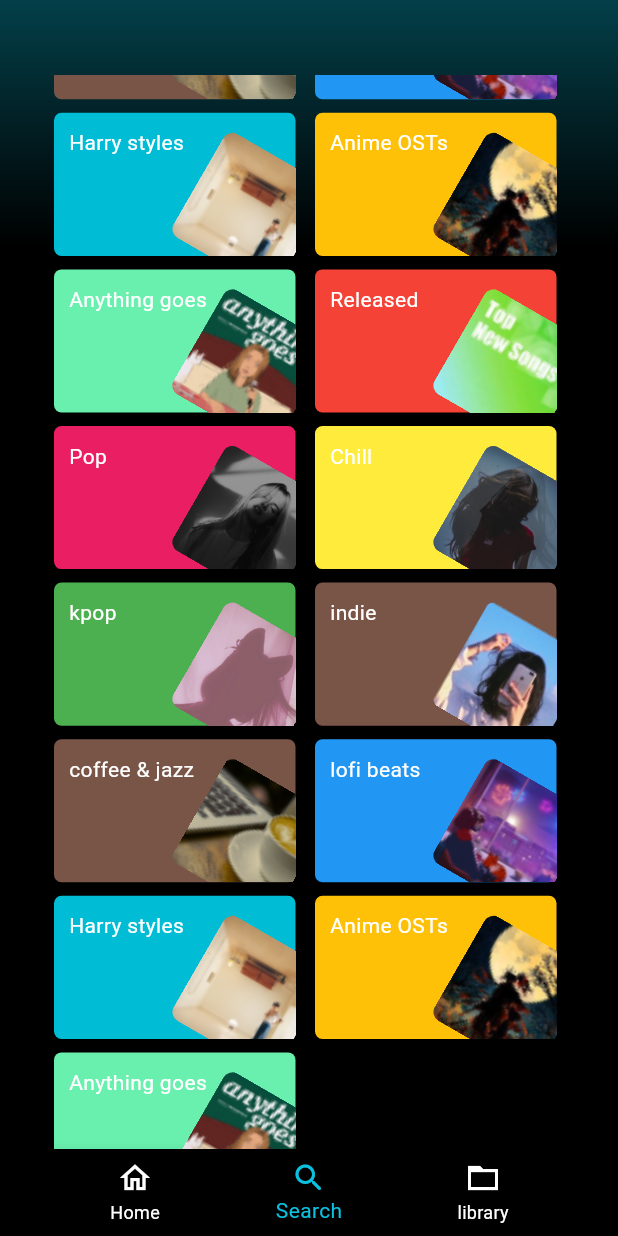
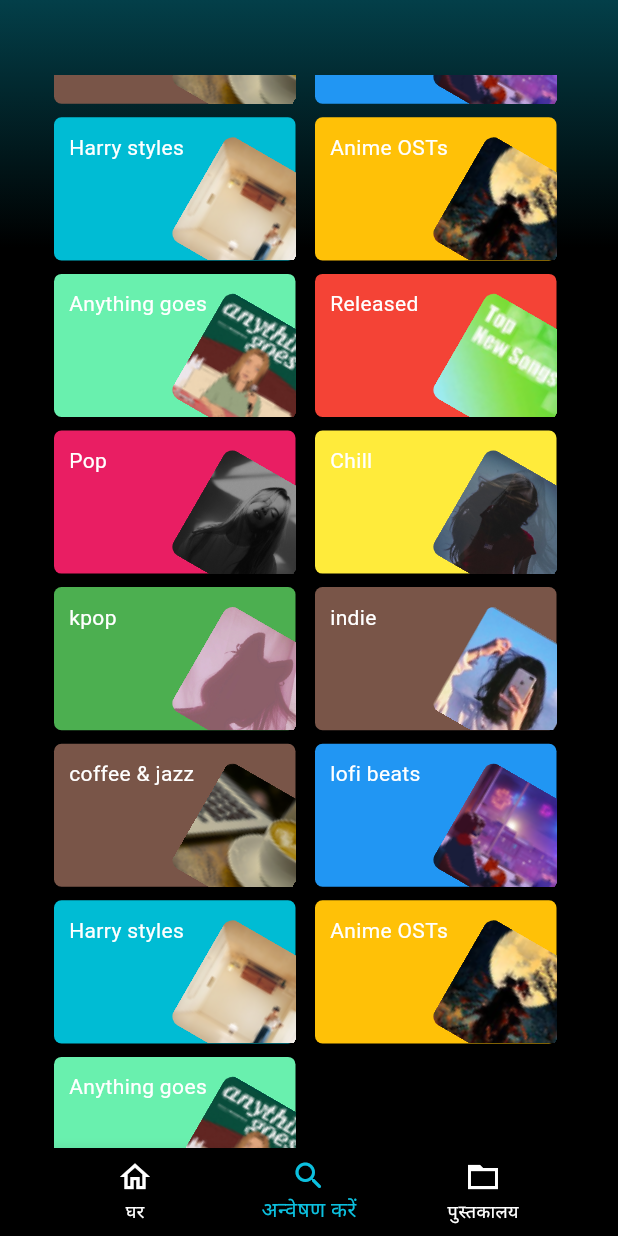
Before and after one commit to Yagna-gajjar/My_Music, a Flutter app: the MyNavigationBar screen opened directly, item 2 of the bottom bar chosen, scrolled down 576 dp, on a phone screen of 412 x 824 dp. Run offline on Flutter 3.47's test engine with Material 3 defaults, Android fonts, the phone set to English and light mode, and no system bars; our stand-ins replace carousel_slider, google_fonts, shared_preferences; accounts and stored records are empty; generated files the repository leaves out were written again.

Commit message:
added localization

```diff
--- /dev/null
+++ b/l10n.yaml
@@ -0,0 +1,3 @@
+arb-dir: lib/l10n
+template-arb-file: app_en.arb
+output-localization-file: app_localizations.dart
--- /dev/null
+++ b/lib/l10n/app_hi.arb
@@ -0,0 +1,26 @@
+{
+  "lan": "हिंदी",
+  "welcome_message": "musium में आपका स्वागत है",
+  "continue_listening": "सुनते रहिए",
+  "top_mixes": "आपके शीर्ष मिश्रण",
+  "recent_listening": "आपकी हाल की सुनवाई के आधार पर",
+  "home": "घर",
+  "explore": "अन्वेषण करें",
+  "library": "पुस्तकालय",
+  "search": "खोज",
+  "hint_of_search": "तुम क्या सुनना चाहते हो?",
+  "top_genres": "आपके शीर्ष शैलियाँ",
+  "browse_all": "सभी ब्राउज़ करें",
+  "your_library": "आपका पुस्तकालय",
+  "add_playlist": "नई प्लेलिस्ट जोड़ें",
+  "add_folder": "नई फोल्डर जोड़ें",
+  "liked": "आपकी पसंदीदा",
+  "folder": "फोल्डर",
+  "playlist": "प्लेलिस्ट",
+  "artists": "कलाकार",
+  "albums": "एल्बम",
+  "podcast": "पॉडकास्ट",
+  "show": "शो",
+  "sort_by": "क्रमबद्ध करें",
+  "recently_played": "हाल ही में बजाया गया"
+}
--- /dev/null
+++ b/lib/l10n/l10n.dart
@@ -0,0 +1,9 @@
+import 'dart:ui';
+
+class L10n {
+  static final all = {
+    const Locale('en'),
+    const Locale('hi'),
+    const Locale('gu'),
+  };
+}
--- a/lib/screens/Folder.dart
+++ b/lib/screens/Folder.dart
@@ -1,6 +1,7 @@
 import 'package:flutter/material.dart';
 import 'package:google_fonts/google_fonts.dart';
 import 'package:my_music/utils/app_colors.dart';
+import 'package:flutter_gen/gen_l10n/app_localizations.dart';
 
 class Folder extends StatefulWidget {
   const Folder({super.key});
@@ -43,7 +44,7 @@ class _FolderState extends State<Folder> {
                       Icons.add, color: AppColors.secondaryColor,
                     ),
                   ),
-                  Text("Add New Folder",
+                  Text(AppLocalizations.of(context)!.add_folder,
                     style: GoogleFonts.varelaRound(
                         color: AppColors.fourthColor,
                         fontSize: 15,
@@ -68,7 +69,7 @@ class _FolderState extends State<Folder> {
                           shape: BoxShape.circle
                       ),
                       child: const Icon(Icons.favorite_outline, color: AppColors.secondaryColor)),
-                  Text("Your Liked Playlist",
+                  Text(AppLocalizations.of(context)!.liked +" "+ AppLocalizations.of(context)!.playlist,
                       style: GoogleFonts.varelaRound(
                           color: AppColors.fourthColor,
                           fontSize: 15,
--- /dev/null
+++ b/lib/screens/LanguagesModel.dart
@@ -0,0 +1,5 @@
+class LanguageModel {
+  String welcome_message;
+
+  LanguageModel({required this.welcome_message});
+}
--- a/lib/screens/LibrabyPage.dart
+++ b/lib/screens/LibrabyPage.dart
@@ -4,6 +4,7 @@ import 'package:my_music/screens/Artists.dart';
 import 'package:my_music/screens/Folder.dart';
 import 'package:my_music/screens/Playlist.dart';
 import 'package:my_music/utils/app_colors.dart';
+import 'package:flutter_gen/gen_l10n/app_localizations.dart';
 
 class Library extends StatefulWidget {
   const Library({super.key});
@@ -14,7 +15,7 @@ class Library extends StatefulWidget {
 
 class _LibraryState extends State<Library> {
   List Catagory = [
-    {"name": "Folder"},
+    {"name": "folder"},
     {"name": "Playlist"},
     {"name": "Artists"},
     {"name": "Albums"},
@@ -57,7 +58,7 @@ class _LibraryState extends State<Library> {
                             fit: BoxFit.cover,
                           )),
                       Text(
-                        "Your Library",
+                        AppLocalizations.of(context)!.your_library,
                         style: GoogleFonts.varelaRound(
                             color: const Color(0xff0CC0DF),
                             fontSize: 25,
--- a/lib/screens/SearchPage.dart
+++ b/lib/screens/SearchPage.dart
@@ -1,9 +1,9 @@
 import 'dart:math';
 import 'package:flutter/material.dart';
 import 'package:google_fonts/google_fonts.dart';
-import 'package:flutter_sticky_widgets/flutter_sticky_widgets.dart';
 import 'package:my_music/screens/SecondSearchPage.dart';
 import 'package:my_music/utils/app_colors.dart';
+import 'package:flutter_gen/gen_l10n/app_localizations.dart';
 
 class SearchPage extends StatefulWidget {
   const SearchPage({super.key});
@@ -24,7 +24,11 @@ class _SearchPageState extends State<SearchPage> {
     {"name": "lofi beats", "color": Colors.blue, "image": "image_1.png"},
     {"name": "Harry styles", "color": Colors.cyan, "image": "image_2.png"},
     {"name": "Anime OSTs", "color": Colors.amber, "image": "image_3.png"},
-    {"name": "Anything goes", "color": Colors.greenAccent, "image": "image_4.png"},
+    {
+      "name": "Anything goes",
+      "color": Colors.greenAccent,
+      "image": "image_4.png"
+    },
     {"name": "Released", "color": Colors.red, "image": "image_5.png"},
     {"name": "Pop", "color": Colors.pink, "image": "Pop.png"},
     {"name": "Chill", "color": Colors.yellow, "image": "Chill.png"},
@@ -34,23 +38,31 @@ class _SearchPageState extends State<SearchPage> {
     {"name": "lofi beats", "color": Colors.blue, "image": "image_1.png"},
     {"name": "Harry styles", "color": Colors.cyan, "image": "image_2.png"},
     {"name": "Anime OSTs", "color": Colors.amber, "image": "image_3.png"},
-    {"name": "Anything goes", "color": Colors.greenAccent, "image": "image_4.png"}
+    {
+      "name": "Anything goes",
+      "color": Colors.greenAccent,
+      "image": "image_4.png"
+    }
   ];
   TextEditingController _searchController = TextEditingController();
   List searchListBrowseAll = [];
   List searchListYourTopGenres = [];
+  bool foundornot = true;
 
   void filtter(String value) {
-    if(value.isEmpty){
+    if (value.isEmpty) {
       setState(() {
         searchListBrowseAll = Browse_All;
         searchListYourTopGenres = Your_Top_Genres;
       });
-    }
-    else {
+    } else {
       setState(() {
-        searchListBrowseAll = Browse_All.where((e) => e["name"].trim().toLowerCase().contains(value.toLowerCase())).toList();
-        searchListYourTopGenres = Your_Top_Genres.where((e) => e["name"].trim().toLowerCase().contains(value.toLowerCase())).toList();
+        searchListBrowseAll = Browse_All.where((e) =>
+                e["name"].trim().toLowerCase().contains(value.toLowerCase()))
+            .toList();
+        searchListYourTopGenres = Your_Top_Genres.where((e) =>
+                e["name"].trim().toLowerCase().contains(value.toLowerCase()))
+            .toList();
       });
     }
   }
@@ -80,7 +92,7 @@ class _SearchPageState extends State<SearchPage> {
                       fit: BoxFit.cover,
                     )),
                 Text(
-                  "Search",
+                  AppLocalizations.of(context)!.search,
                   style: GoogleFonts.varelaRound(
                       color: const Color(0xff0CC0DF),
                       fontSize: 25,
@@ -94,21 +106,18 @@ class _SearchPageState extends State<SearchPage> {
                 onChanged: (value) => filtter(value),
                 controller: _searchController,
                 decoration: InputDecoration(
-                  hintText: 'What do you want to listen to?',
-                  hintStyle: GoogleFonts.varelaRound(color: AppColors.primaryColor),
+                  hintText: AppLocalizations.of(context)!.hint_of_search,
+                  hintStyle:
+                      GoogleFonts.varelaRound(color: AppColors.primaryColor),
                   border: OutlineInputBorder(
                       borderRadius: BorderRadius.circular(20.0),
-                    borderSide: BorderSide.none
-                  ),
+                      borderSide: BorderSide.none),
                   fillColor: Colors.white70,
                   filled: true,
-                  prefixIcon: Icon(
-                    Icons.search,
-                    color: AppColors.primaryColor
-                  ),
+                  prefixIcon: Icon(Icons.search, color: AppColors.primaryColor),
                   suffixIcon: IconButton(
-                    icon: const Icon(Icons.clear,
-                        color: AppColors.primaryColor),
+                    icon:
+                        const Icon(Icons.clear, color: AppColors.primaryColor),
                     onPressed: () {
                       _searchController.clear();
                       setState(() {
@@ -129,22 +138,26 @@ class _SearchPageState extends State<SearchPage> {
                 Container(
                   margin: const EdgeInsets.only(bottom: 10, top: 30),
                   child: Text(
-                    "Your Top Genres",
+                    AppLocalizations.of(context)!.top_genres,
                     style: GoogleFonts.varelaRound(
                         color: Colors.white, fontSize: 20),
                   ),
                 ),
                 GridView(
                   padding: EdgeInsets.zero,
-                  physics: const NeverScrollableScrollPhysics(), // Disables scrolling.
+                  physics: const NeverScrollableScrollPhysics(),
+                  // Disables scrolling.
                   gridDelegate: const SliverGridDelegateWithFixedCrossAxisCount(
                     crossAxisCount: 2, // Number of columns
-                    childAspectRatio: (1 / .6), // Aspect ratio of each grid item
+                    childAspectRatio:
+                        (1 / .6), // Aspect ratio of each grid item
                   ),
                   shrinkWrap: true,
-                  children: List.generate(searchListYourTopGenres.length, (index) {
+                  children:
+                      List.generate(searchListYourTopGenres.length, (index) {
                       return Padding(
-                      padding: const EdgeInsets.symmetric(horizontal: 4, vertical: 4),
+                        padding: const EdgeInsets.symmetric(
+                            horizontal: 4, vertical: 4),
                         child: Container(
                           margin: const EdgeInsets.only(right: 5, bottom: 1),
                           decoration: BoxDecoration(
@@ -171,8 +184,7 @@ class _SearchPageState extends State<SearchPage> {
                                     child: Transform.rotate(
                                       angle: pi / 6,
                                       child: ClipRRect(
-                                      borderRadius:
-                                      BorderRadius.circular(7),
+                                        borderRadius: BorderRadius.circular(7),
                                         child: Image.asset(
                                           "assets/${Your_Top_Genres[index]["image"]}",
                                           fit: BoxFit.contain,
@@ -189,22 +201,25 @@ class _SearchPageState extends State<SearchPage> {
                 Container(
                   margin: const EdgeInsets.only(bottom: 10, top: 50),
                   child: Text(
-                    "Browse All",
+                    AppLocalizations.of(context)!.browse_all,
                     style: GoogleFonts.varelaRound(
                         color: Colors.white, fontSize: 20),
                   ),
                 ),
                 GridView(
                   padding: EdgeInsets.zero,
-                  physics: const NeverScrollableScrollPhysics(), // Disables scrolling.
+                  physics: const NeverScrollableScrollPhysics(),
+                  // Disables scrolling.
                   gridDelegate: const SliverGridDelegateWithFixedCrossAxisCount(
                     crossAxisCount: 2, // Number of columns
-                    childAspectRatio: (1 / .6), // Aspect ratio of each grid item
+                    childAspectRatio:
+                        (1 / .6), // Aspect ratio of each grid item
                   ),
                   shrinkWrap: true,
                   children: List.generate(searchListBrowseAll.length, (index) {
                     return Padding(
-                      padding: const EdgeInsets.symmetric(horizontal: 4, vertical: 4),
+                      padding: const EdgeInsets.symmetric(
+                          horizontal: 4, vertical: 4),
                       child: Container(
                         margin: const EdgeInsets.only(right: 5, bottom: 1),
                         decoration: BoxDecoration(
@@ -228,8 +243,7 @@ class _SearchPageState extends State<SearchPage> {
                                   child: Transform.rotate(
                                     angle: pi / 6,
                                     child: ClipRRect(
-                                      borderRadius:
-                                      BorderRadius.circular(7),
+                                      borderRadius: BorderRadius.circular(7),
                                       child: Image.asset(
                                         "assets/${Browse_All[index]["image"]}",
                                         fit: BoxFit.contain,
--- a/lib/screens/bottom_navigation_bar.dart
+++ b/lib/screens/bottom_navigation_bar.dart
@@ -3,6 +3,7 @@ import 'package:my_music/screens/HomePage.dart';
 import 'package:my_music/screens/LibrabyPage.dart';
 import 'package:my_music/screens/SearchPage.dart';
 import 'package:my_music/utils/app_colors.dart';
+import 'package:flutter_gen/gen_l10n/app_localizations.dart' ;
 
 class MyNavigationBar extends StatefulWidget {
   MyNavigationBar({super.key});
@@ -50,24 +51,24 @@ class _MyNavigationBarState extends State<MyNavigationBar > {
         bottomNavigationBar: BottomNavigationBar(
           type: BottomNavigationBarType.fixed,
           backgroundColor: Colors.transparent,
-          items: const <BottomNavigationBarItem>[
+          items: <BottomNavigationBarItem>[
             BottomNavigationBarItem(
               backgroundColor: Colors.white,
               icon: Icon(Icons.home_outlined),
               activeIcon: Icon(Icons.home),
-              label: 'Home',
+              label: AppLocalizations.of(context)!.home,
             ),
             BottomNavigationBarItem(
               backgroundColor: Colors.white,
               icon: Icon(Icons.search),
               activeIcon: Icon(Icons.search_rounded),
-              label: 'Search',
+              label: AppLocalizations.of(context)!.explore,
             ),
             BottomNavigationBarItem(
               backgroundColor: Colors.white,
               icon: Icon(Icons.folder_open_sharp),
               activeIcon: Icon(Icons.folder),
-              label: 'library',
+              label: AppLocalizations.of(context)!.library,
             ),
           ],
           currentIndex: selectedIndex,
--- a/pubspec.yaml
+++ b/pubspec.yaml
@@ -29,12 +29,13 @@ environment:
 # versions available, run `flutter pub outdated`.
 dependencies:
   shared_preferences: ^2.2.3
-  flutter_sticky_widgets: ^0.0.3
   google_fonts: ^5.1.0
   carousel_slider: ^4.2.1
   flutter:
     sdk: flutter
-
+  flutter_localizations:
+    sdk: flutter
+  intl:
 
   # The following adds the Cupertino Icons font to your application.
   # Use with the CupertinoIcons class for iOS style icons.
@@ -60,6 +61,7 @@ flutter:
   # The following line ensures that the Material Icons font is
   # included with your application, so that you can use the icons in
   # the material Icons class.
+  generate: true
   uses-material-design: true
 
   # To add assets to your application, add an assets section, like this:
```
Also changed, not shown: assets/app_languages.json (added, +7 -0 lines), assets/string.json (deleted, +0 -12 lines), lib/l10n/app_en.arb (added, +26 -0 lines), lib/l10n/app_gu.arb (added, +26 -0 lines), lib/main.dart (+29 -9 lines), lib/screens/HomePage.dart (+39 -24 lines), lib/screens/Languages.dart (deleted, +0 -19 lines), lib/screens/LogInPage.dart (+3 -8 lines), lib/screens/splash_screen.dart (+4 -4 lines), lib/utils/Controllers.dart (added, +18 -0 lines), pubspec.lock. Lines whose indentation alone changed are shown as unchanged.
